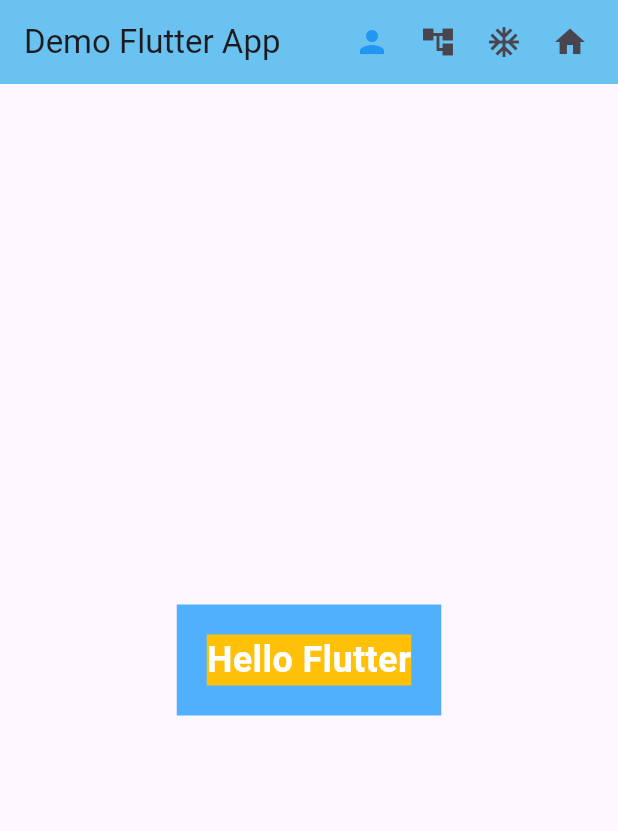
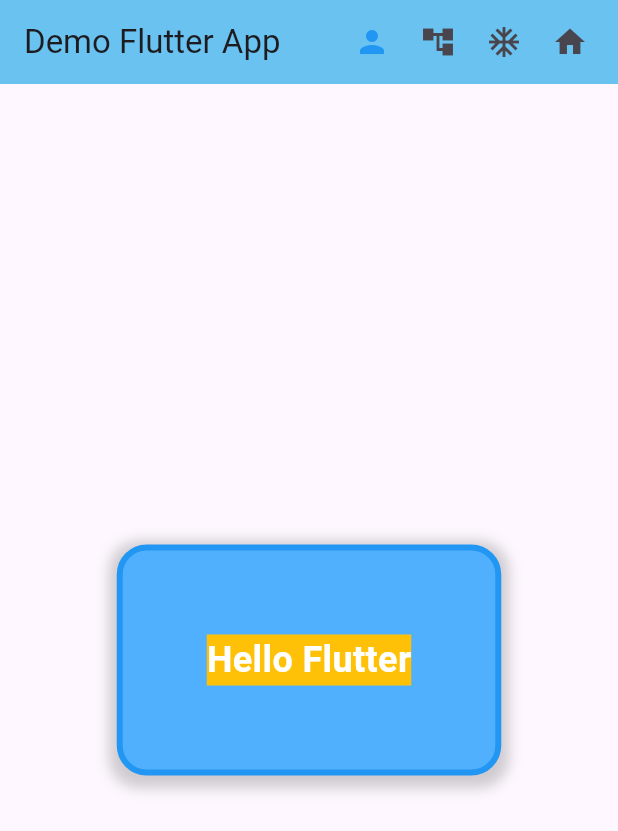
Before and after one commit to AriPurwoAji/Latihan-repo, a Flutter app: the screen it shows after launch, on a phone screen of 412 x 824 dp. Shown: the top 831 px of the screen. Run offline on Flutter 3.47's test engine with Material 3 defaults, Android fonts, the phone set to English and light mode, and no system bars.

Commit message:
Membuat Decoration

```diff
--- a/lib/main.dart
+++ b/lib/main.dart
@@ -39,9 +39,23 @@ class Myhome extends StatelessWidget {
       ),
       body: Center(
         child: Container(
+          decoration: BoxDecoration(
             color: const Color.fromARGB(255, 81, 176, 254),
-          padding: EdgeInsets.all(20),
+            borderRadius: BorderRadius.circular(20),
+            border: Border.all(color: Colors.blue, width: 4),
+            boxShadow: [
+              BoxShadow(
+                color: Colors.grey.withOpacity(0.5),
+                spreadRadius: 5,
+                blurRadius: 7,
+                offset: Offset(0, 3),
+              ),
+            ],
+          ),
+          child: Padding(
+            padding: EdgeInsets.all(16.0),
             child: Container(
+              margin: EdgeInsets.all(40),
               color: Colors.amber,
               child: Text(
                 'Hello Flutter',
@@ -54,6 +68,7 @@ class Myhome extends StatelessWidget {
             ),
           ),
         ),
+      ),
     );
   }
 }
```
Lines whose indentation alone changed are shown as unchanged.
